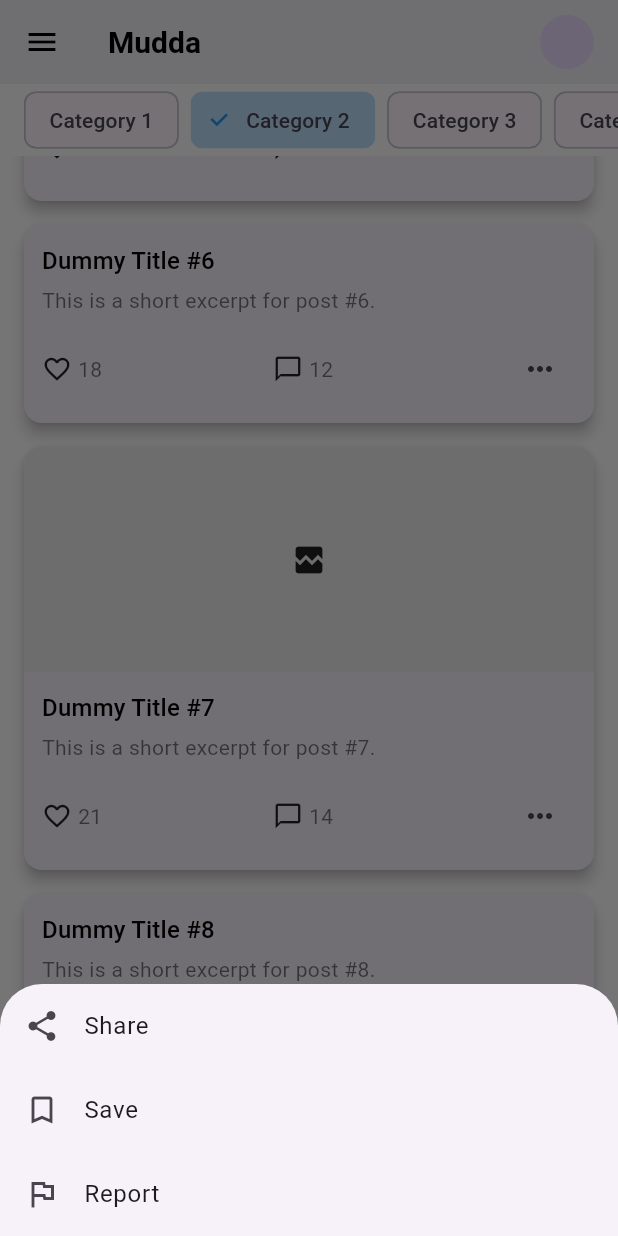
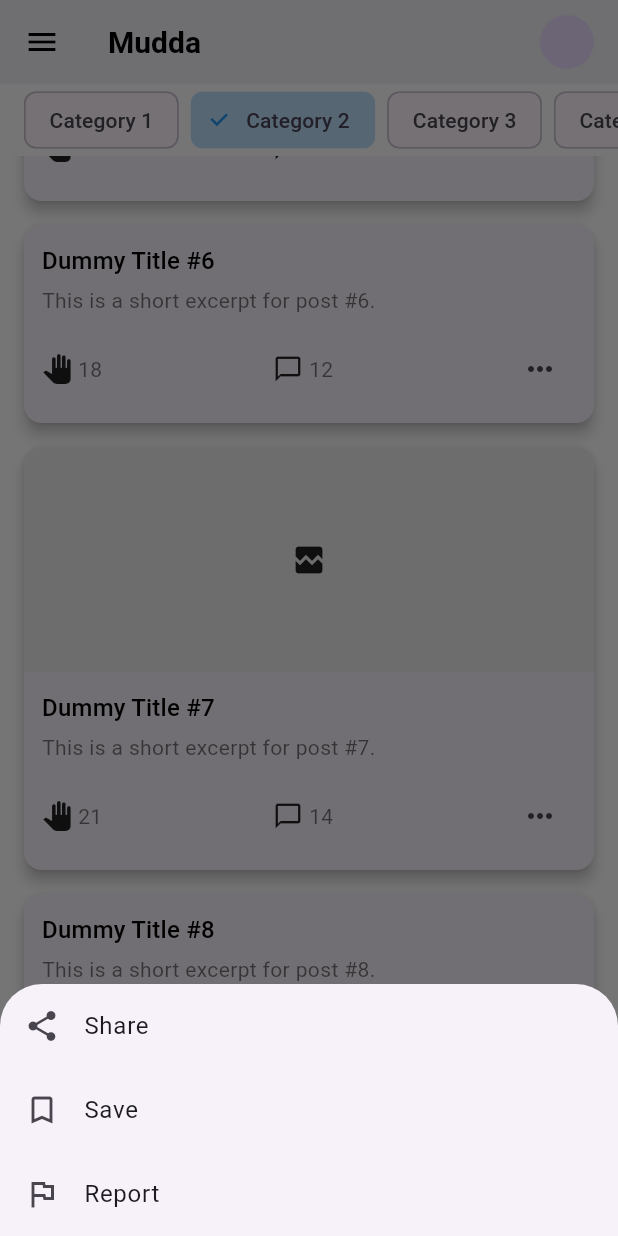
Before and after one commit to DivSaumil/mudda_frontend, a Flutter app: the screen it shows after launch, scrolled down 1152 dp, after a tap on the "keyboard control" icon, on a phone screen of 412 x 824 dp. Run offline on Flutter 3.47's test engine with Material 3 defaults, Android fonts, the phone set to English and light mode, and no system bars; network calls fail.

Commit message:
Refactor Post to Issue and update UI accordingly
- Renamed `Post` data model and related widgets to `Issue`.
- Updated tab in `ProfilePage` from "Posts" to "Issues" and removed "Media" tab.
- Modified `IssueList` item UI to a card-based layout with a report/flag option.
- Replaced like/favorite icons with a raised fist/pan tool icon in `HomePage` and `ProfilePage`.
- Renamed `CreatePostPage` to `CreateIssuePage`.
- Changed "Post" button text to "Submit" in `CreateIssuePage`.
- Updated hint text in `CreateIssuePage` from "What's happening?" to "Description".
- Removed hashtags/tags functionality from `CreateIssuePage`.
- Changed "Add Location" from an `IconButton` to an `ElevatedButton` in `CreateIssuePage`.

```diff
--- a/lib/CreatePost.dart
+++ b/lib/CreatePost.dart
@@ -1,20 +1,20 @@
 import 'package:flutter/material.dart';
 
-class CreatePostPage extends StatefulWidget {
-  const CreatePostPage({Key? key}) : super(key: key);
+class CreateIssuePage extends StatefulWidget {
+  const CreateIssuePage({Key? key}) : super(key: key);
 
   @override
-  State<CreatePostPage> createState() => _CreatePostPageState();
+  State<CreateIssuePage> createState() => _CreateIssuePageState();
 }
 
-class _CreatePostPageState extends State<CreatePostPage> {
+class _CreateIssuePageState extends State<CreateIssuePage> {
   final TextEditingController _headlineController = TextEditingController();
   final TextEditingController _contentController = TextEditingController();
-  final TextEditingController _tagInputController = TextEditingController();
+  // Removed tag input controller (hashtags feature removed)
 
   bool _hasContent = false;
   List<String> _attachedImages = <String>[];
-  List<String> _tags = <String>[];
+  // Removed tags list (hashtags feature removed)
   String? _selectedCategory;
 
   final List<String> _availableCategories = <String>[
@@ -41,7 +41,7 @@ class _CreatePostPageState extends State<CreatePostPage> {
   void dispose() {
     _headlineController.dispose();
     _contentController.dispose();
-    _tagInputController.dispose();
+  // _tagInputController.dispose();
     super.dispose();
   }
 
@@ -50,7 +50,7 @@ class _CreatePostPageState extends State<CreatePostPage> {
       _hasContent = _headlineController.text.trim().isNotEmpty ||
           _contentController.text.trim().isNotEmpty ||
           _attachedImages.isNotEmpty ||
-          _tags.isNotEmpty ||
+          // _tags.isNotEmpty ||
           _selectedCategory != null;
     });
   }
@@ -62,7 +62,7 @@ class _CreatePostPageState extends State<CreatePostPage> {
     if (headline.isNotEmpty ||
         content.isNotEmpty ||
         _attachedImages.isNotEmpty ||
-        _tags.isNotEmpty ||
+  // _tags.isNotEmpty ||
         _selectedCategory != null) {
       final StringBuffer snackBarMessage = StringBuffer('Post submitted!\n');
       if (headline.isNotEmpty) {
@@ -74,9 +74,7 @@ class _CreatePostPageState extends State<CreatePostPage> {
       if (_attachedImages.isNotEmpty) {
         snackBarMessage.write('Images: ${_attachedImages.length}\n');
       }
-      if (_tags.isNotEmpty) {
-        snackBarMessage.write('Tags: ${_tags.join(', ')}\n');
-      }
+  // Removed tags from snackbar
       if (_selectedCategory != null) {
         snackBarMessage.write('Category: $_selectedCategory\n');
       }
@@ -102,34 +100,18 @@ class _CreatePostPageState extends State<CreatePostPage> {
     });
   }
 
-  void _addTag(String tag) {
-    final String trimmedTag = tag.trim();
-    if (trimmedTag.isNotEmpty && !_tags.contains(trimmedTag)) {
-      setState(() {
-        _tags.add(trimmedTag);
-        _tagInputController.clear();
-        _updateContentStatus();
-      });
-    }
-  }
-
-  void _removeTag(String tag) {
-    setState(() {
-      _tags.remove(tag);
-      _updateContentStatus();
-    });
-  }
+  // Removed tag add/remove methods
 
   @override
   Widget build(BuildContext context) {
     return Scaffold(
       appBar: AppBar(
-        title: const Text('Create Post'),
+  title: const Text('Create Issue'),
         actions: <Widget>[
           TextButton(
             onPressed: _hasContent ? _handlePost : null,
             child: Text(
-              'Post',
+              'Submit',
               style: TextStyle(
                 color: _hasContent ? Theme.of(context).primaryColor : Colors.grey,
                 fontWeight: FontWeight.bold,
@@ -172,7 +154,7 @@ class _CreatePostPageState extends State<CreatePostPage> {
                     maxLines: null,
                     autofocus: true,
                     decoration: const InputDecoration(
-                      hintText: "What's happening?",
+                      hintText: "Description",
                       border: InputBorder.none,
                       isDense: true,
                       contentPadding: EdgeInsets.zero,
@@ -225,39 +207,7 @@ class _CreatePostPageState extends State<CreatePostPage> {
                 ],
               ),
 
-            // Tags Input and Display
-            TextField(
-              controller: _tagInputController,
-              decoration: InputDecoration(
-                hintText: "Add tags (e.g., #flutter #ui)",
-                prefixIcon: const Icon(Icons.tag),
-                border: OutlineInputBorder(
-                  borderRadius: BorderRadius.circular(10.0),
-                  borderSide: BorderSide.none,
-                ),
-                filled: true,
-                fillColor: Theme.of(context).inputDecorationTheme.fillColor ?? Colors.grey[200],
-                contentPadding: const EdgeInsets.symmetric(vertical: 12, horizontal: 16),
-              ),
-              onSubmitted: (String value) => _addTag(value),
-              textInputAction: TextInputAction.done,
-            ),
-            if (_tags.isNotEmpty) ...<Widget>[
-              const SizedBox(height: 12),
-              Wrap(
-                spacing: 8.0,
-                runSpacing: 8.0,
-                children: _tags.map<Widget>((String tag) {
-                  return Chip(
-                    label: Text(tag),
-                    deleteIcon: const Icon(Icons.close, size: 18),
-                    onDeleted: () => _removeTag(tag),
-                    materialTapTargetSize: MaterialTapTargetSize.shrinkWrap,
-                    labelPadding: const EdgeInsets.symmetric(horizontal: 8.0),
-                  );
-                }).toList(),
-              ),
-            ],
+            // Tags input and display removed
             const SizedBox(height: 16),
 
             // Category Selection
@@ -313,12 +263,17 @@ class _CreatePostPageState extends State<CreatePostPage> {
                 },
                 tooltip: 'Add Emoji',
               ),
-              IconButton(
-                icon: const Icon(Icons.location_on),
+              ElevatedButton.icon(
+                icon: const Icon(Icons.location_on, color: Colors.white),
+                label: const Text('Add Location', style: TextStyle(color: Colors.white)),
+                style: ElevatedButton.styleFrom(
+                  backgroundColor: Theme.of(context).primaryColor,
+                  padding: const EdgeInsets.symmetric(horizontal: 16, vertical: 10),
+                  textStyle: const TextStyle(fontWeight: FontWeight.bold),
+                ),
                 onPressed: () {
                   // TODO: Implement location functionality
                 },
-                tooltip: 'Add Location',
               ),
               const Spacer(),
               IconButton(
--- a/lib/ProfilePage.dart
+++ b/lib/ProfilePage.dart
@@ -24,8 +24,8 @@ class UserProfile {
   });
 }
 
-/// Data model representing a single post.
-class Post {
+/// Data model representing a single issue (formerly post).
+class Issue {
   final String authorName;
   final String authorAvatarUrl;
   final String content;
@@ -34,7 +34,7 @@ class Post {
   final int retweets;
   final int likes;
 
-  const Post({
+  const Issue({
     required this.authorName,
     required this.authorAvatarUrl,
     required this.content,
@@ -66,19 +66,19 @@ class UserProfileData extends ChangeNotifier {
     followersCount: 1200,
   );
 
-  // Initial dummy posts
-  final List<Post> _posts;
+  // Initial dummy issues
+  final List<Issue> _issues;
 
   // Initial dummy media items
   final List<MediaItem> _media;
 
   UserProfileData()
-      : _posts = List<Post>.generate(
+      : _issues = List<Issue>.generate(
     10,
-        (int index) => Post(
+        (int index) => Issue(
       authorName: 'John Doe',
       authorAvatarUrl: 'https://www.gstatic.com/flutter-onestack-prototype/genui/example_1.jpg',
-      content: 'This is post #${index + 1} from John Doe. Loving Flutter development!',
+      content: 'This is issue #${index + 1} from John Doe. Loving Flutter development!',
       timeAgo: '${(index + 1) * 2}h',
       replies: 5 + index,
       retweets: 10 + index,
@@ -93,7 +93,7 @@ class UserProfileData extends ChangeNotifier {
         );
 
   UserProfile get userProfile => _userProfile;
-  List<Post> get posts => _posts;
+  List<Issue> get issues => _issues;
   List<MediaItem> get media => _media;
 
 // Add methods to modify data and call notifyListeners() if reactivity is needed later.
@@ -113,7 +113,7 @@ class _ProfilePageState extends State<ProfilePage> with SingleTickerProviderStat
   @override
   void initState() {
     super.initState();
-    _tabController = TabController(length: 2, vsync: this);
+  _tabController = TabController(length: 1, vsync: this);
   }
 
   @override
@@ -127,8 +127,7 @@ class _ProfilePageState extends State<ProfilePage> with SingleTickerProviderStat
     // Access profile data using Provider
     final UserProfileData profileData = context.watch<UserProfileData>();
     final UserProfile userProfile = profileData.userProfile;
-    final List<Post> posts = profileData.posts;
-    final List<MediaItem> mediaItems = profileData.media;
+  final List<Issue> issues = profileData.issues;
 
   final double appBarBottomHeight = kTextTabBarHeight; // Height of the TabBar
 
@@ -158,8 +157,7 @@ class _ProfilePageState extends State<ProfilePage> with SingleTickerProviderStat
                   labelColor: Theme.of(context).tabBarTheme.labelColor,
                   unselectedLabelColor: Theme.of(context).tabBarTheme.unselectedLabelColor,
                   tabs: const <Tab>[
-                    Tab(text: 'Posts'),
-                    Tab(text: 'Media'),
+                    Tab(text: 'Issues'),
                   ],
                 ),
               ),
@@ -169,8 +167,7 @@ class _ProfilePageState extends State<ProfilePage> with SingleTickerProviderStat
         body: TabBarView(
           controller: _tabController,
           children: <Widget>[
-            PostList(posts: posts),
-            MediaGrid(mediaItems: mediaItems),
+            IssueList(issues: issues),
           ],
         ),
       ),
@@ -251,54 +248,81 @@ class ProfileHeader extends StatelessWidget {
   }
 }
 
-/// Displays a scrollable list of posts.
-class PostList extends StatelessWidget {
-  final List<Post> posts;
+/// Displays a scrollable list of issues.
+class IssueList extends StatelessWidget {
+  final List<Issue> issues;
 
-  const PostList({Key? key, required this.posts}) : super(key: key);
+  const IssueList({Key? key, required this.issues}) : super(key: key);
 
   @override
   Widget build(BuildContext context) {
     return ListView.separated(
       padding: const EdgeInsets.symmetric(horizontal: 16, vertical: 8),
-      itemCount: posts.length,
+      itemCount: issues.length,
       separatorBuilder: (BuildContext context, int index) => const Divider(),
       itemBuilder: (BuildContext context, int index) {
-        final Post post = posts[index];
-        return ListTile(
-          leading: CircleAvatar(
-            radius: 20,
-            backgroundImage: NetworkImage(post.authorAvatarUrl),
+        final Issue issue = issues[index];
+            return Card(
+              margin: const EdgeInsets.symmetric(vertical: 8),
+              child: Padding(
+                padding: const EdgeInsets.all(12.0),
+                child: Column(
+                  crossAxisAlignment: CrossAxisAlignment.start,
+                  children: [
+                    Row(
+                      mainAxisAlignment: MainAxisAlignment.spaceBetween,
+                      children: [
+                        Row(
+                          children: [
+                            CircleAvatar(
+                              radius: 18,
+                              backgroundImage: NetworkImage(issue.authorAvatarUrl),
                             ),
-          title: Text(post.authorName),
-          subtitle: Column(
-            crossAxisAlignment: CrossAxisAlignment.start,
-            children: <Widget>[
-              const SizedBox(height: 4),
-              Text(post.content, style: const TextStyle(height: 1.4)),
+                            const SizedBox(width: 10),
+                            Text(
+                              issue.authorName,
+                              style: const TextStyle(fontWeight: FontWeight.bold, fontSize: 16),
+                            ),
+                          ],
+                        ),
+                        PopupMenuButton<String>(
+                          icon: const Icon(Icons.more_horiz),
+                          onSelected: (String value) {
+                            // TODO: Implement report/flag logic
+                          },
+                          itemBuilder: (BuildContext context) => <PopupMenuEntry<String>>[
+                            const PopupMenuItem<String>(
+                              value: 'report',
+                              child: ListTile(
+                                leading: Icon(Icons.flag),
+                                title: Text('Report/Flag'),
+                              ),
+                            ),
+                          ],
+                        ),
+                      ],
+                    ),
+                    const SizedBox(height: 8),
+                    Text(issue.content, style: const TextStyle(height: 1.4)),
                     const SizedBox(height: 8),
                     Row(
                       children: <Widget>[
-                  Text(post.timeAgo, style: const TextStyle(color: Colors.grey, fontSize: 12)),
-                  const SizedBox(width: 16),
-                  const Icon(Icons.chat_bubble_outline, size: 16),
-                  const SizedBox(width: 4),
-                  Text(post.replies.toString(), style: const TextStyle(fontSize: 12)),
+                        // Comment button removed (already have comment box)
                         const SizedBox(width: 16),
                         const Icon(Icons.repeat, size: 16),
                         const SizedBox(width: 4),
-                  Text(post.retweets.toString(), style: const TextStyle(fontSize: 12)),
+                        Text(issue.retweets.toString(), style: const TextStyle(fontSize: 12)),
                         const SizedBox(width: 16),
-                  const Icon(Icons.favorite_border, size: 16),
+                        const Icon(Icons.emoji_symbols, size: 16), // Raised Fist alternative
                         const SizedBox(width: 4),
-                  Text(post.likes.toString(), style: const TextStyle(fontSize: 12)),
+                        Text(issue.likes.toString(), style: const TextStyle(fontSize: 12)),
                         const SizedBox(width: 16),
                         const Icon(Icons.share, size: 16),
                       ],
                     ),
                   ],
                 ),
-          isThreeLine: true,
+              ),
             );
       },
     );
--- a/lib/main.dart
+++ b/lib/main.dart
@@ -105,7 +105,7 @@ class _MainAppScreenState extends State<MainAppScreen> {
   final List<Widget> _screens = [
     const HomePage(), // Index 0: Home (from main.dart)
     const Center(child: Text('Search Page - To be implemented')), // Index 1: Search
-    const CreatePostPage(), // Index 2: New Post
+    const CreateIssuePage(), // Index 2: New Post
     const AccountActivityPage(), // Index 3: Alerts
     const ProfilePage(), // Index 4: Profile
   ];
@@ -453,7 +453,7 @@ class PostCard extends StatelessWidget {
             mainAxisAlignment: MainAxisAlignment.spaceBetween,
             children: [
               Row(children: [
-                const Icon(Icons.favorite_border, size: 20),
+                const Icon(Icons.pan_tool, size: 20),
                 const SizedBox(width: 4),
                 Text('${post.likes}'),
               ]),
@@ -606,8 +606,7 @@ class _PostDetailPaneState extends State<PostDetailPane> {
                     Row(
                       mainAxisAlignment: MainAxisAlignment.spaceAround,
                       children: [
-                        buildActionButton(Icons.favorite_border, '${widget.post.likes}'),
-                        buildActionButton(Icons.chat_bubble_outline, '${widget.post.comments}'),
+                        buildActionButton(Icons.pan_tool, '${widget.post.likes}'), // Updated to raised fist icon
                         buildActionButton(Icons.share, 'Share'),
                         buildActionButton(Icons.bookmark_border, 'Save'),
                       ],
@@ -722,7 +721,7 @@ class _PostDetailPaneState extends State<PostDetailPane> {
             ),
           ),
           IconButton(
-            icon: const Icon(Icons.favorite_border, size: 18),
+            icon: const Icon(Icons.pan_tool, size: 18), // Raised Fist alternative
             onPressed: () {},
           ),
         ],
```
Lines whose indentation alone changed are shown as unchanged.
